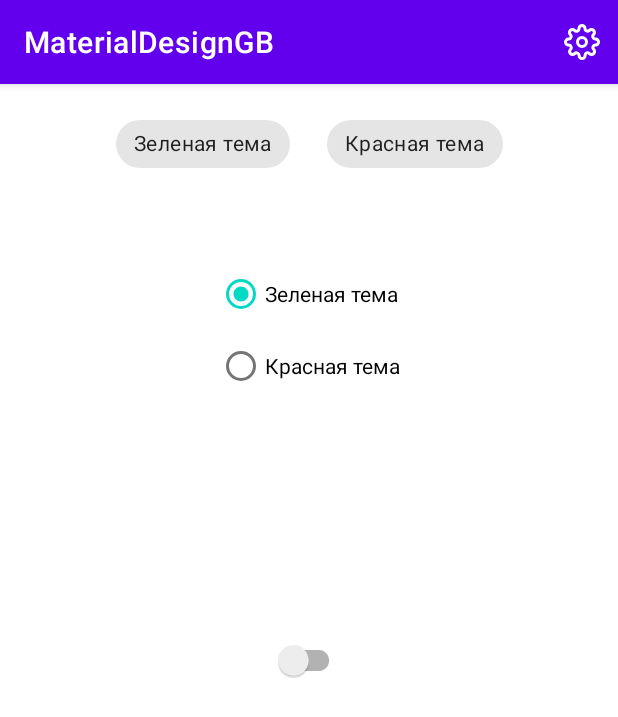
After one commit to HomerProger/MaterialDesignGB, an Android app: the fragment SettingsFragment placed in its activity, on a phone screen of 412 x 824 dp. The commit adds this screen. Shown: the top 717 px of the screen. Run offline under Robolectric (Android 15) with nearby library versions, the phone set to English and light mode, and no system bars; libraries missing offline, so code that uses them is left out: coil.api.load; pictures from the network do not load.

Commit message:
Вопрос по практической работе к уроку 2 1) не удается с помощью Chips менять темы. 2) с RadioGroup и Switch происходит зацикливание recreate

```diff
--- a/app/src/main/java/com/example/materialdesigngb/view/MainActivity.kt
+++ b/app/src/main/java/com/example/materialdesigngb/view/MainActivity.kt
@@ -2,16 +2,50 @@ package com.example.materialdesigngb.view
 
 import androidx.appcompat.app.AppCompatActivity
 import android.os.Bundle
+import android.view.Menu
+import android.view.MenuItem
+import androidx.annotation.StyleRes
 import com.example.materialdesigngb.R
 
 class MainActivity : AppCompatActivity() {
     override fun onCreate(savedInstanceState: Bundle?) {
         super.onCreate(savedInstanceState)
+        setTheme(ThemeHolder.theme)
         setContentView(R.layout.activity_main)
         if (savedInstanceState == null) {
             supportFragmentManager.beginTransaction()
+                .addToBackStack("")
                 .replace(R.id.container, PODFragment.newInstance())
-                .commitNow()
+                .commit()
         }
     }
+
+    override fun onCreateOptionsMenu(menu: Menu?): Boolean {
+        menuInflater.inflate(R.menu.appbar_menu, menu)
+        return super.onCreateOptionsMenu(menu)
+    }
+
+    override fun onOptionsItemSelected(item: MenuItem): Boolean {
+
+        return when (item.itemId) {
+            R.id.settings -> {
+                supportFragmentManager.beginTransaction()
+                    .addToBackStack("settings")
+                    .replace(R.id.container, SettingsFragment.newInstance())
+                    .commit()
+                true
+            }
+            else -> super.onOptionsItemSelected(item)
+        }
+    }
+
+    fun changeTheme(@StyleRes themeID: Int) {
+        ThemeHolder.theme = themeID
+        recreate()
+    }
+
 }
+
+object ThemeHolder {
+    var theme = R.style.Theme_MaterialDesignGB
+}
--- /dev/null
+++ b/app/src/main/java/com/example/materialdesigngb/view/SettingsFragment.kt
@@ -0,0 +1,72 @@
+package com.example.materialdesigngb.view
+
+import android.os.Bundle
+import android.view.LayoutInflater
+import android.view.View
+import android.view.ViewGroup
+import android.widget.RadioGroup
+import android.widget.Toast
+import androidx.core.app.ActivityCompat.recreate
+import androidx.fragment.app.Fragment
+import com.example.materialdesigngb.R
+import com.example.materialdesigngb.databinding.FragmentSettingsBinding
+
+class SettingsFragment : Fragment() {
+    private var _binding: FragmentSettingsBinding? = null
+    private val binding: FragmentSettingsBinding
+        get() :FragmentSettingsBinding = _binding!!
+
+    companion object {
+        fun newInstance() = SettingsFragment()
+    }
+
+    override fun onCreateView(
+        inflater: LayoutInflater,
+        container: ViewGroup?,
+        savedInstanceState: Bundle?
+    ): View {
+        _binding = FragmentSettingsBinding.inflate(inflater, container, false)
+        return binding.root
+    }
+
+    override fun onViewCreated(view: View, savedInstanceState: Bundle?) {
+        super.onViewCreated(view, savedInstanceState)
+            binding.chipGroup.setOnCheckedChangeListener { childGroup, position ->
+            when (position) {
+                1 -> {
+                    changeTheme(R.style.GreenTheme)
+                    Toast.makeText(context,"Выбрана зеленая тема", Toast.LENGTH_SHORT).show()
+                }
+                2 -> {
+                    changeTheme(R.style.RedTheme)
+                    Toast.makeText(context,"Выбрана красная тема", Toast.LENGTH_SHORT).show()
+                }
+            }
+
+        }
+//        binding.switchTheme.setOnCheckedChangeListener{ buttonView, isChecked ->
+//            if(isChecked){
+//                changeTheme(R.style.GreenTheme)
+//            }
+//        }
+//        binding.radioGroup.setOnCheckedChangeListener { group, checkedId ->
+//            val theme = when(checkedId){
+//                R.id.radioButtonGreen -> R.style.GreenTheme
+//                R.id.radioButtonRed   -> R.style.RedTheme
+//                else -> R.style.Theme_MaterialDesignGB
+//            }
+//            changeTheme(theme)
+//        }
+
+
+    }
+private fun changeTheme(themeID: Int){
+    (requireActivity() as? MainActivity)?.let {
+        it.changeTheme(themeID)
+    }
+}
+    override fun onDestroy() {
+        super.onDestroy()
+        _binding = null
+    }
+}
--- /dev/null
+++ b/app/src/main/res/layout/fragment_settings.xml
@@ -0,0 +1,72 @@
+<?xml version="1.0" encoding="utf-8"?>
+<androidx.constraintlayout.widget.ConstraintLayout xmlns:android="http://schemas.android.com/apk/res/android"
+    xmlns:app="http://schemas.android.com/apk/res-auto"
+    xmlns:tools="http://schemas.android.com/tools"
+    android:layout_width="match_parent"
+    android:layout_height="match_parent">
+
+    <com.google.android.material.chip.ChipGroup
+        android:id="@+id/chip_group"
+        android:layout_width="wrap_content"
+        android:layout_height="wrap_content"
+        app:singleSelection="true"
+        android:layout_marginTop="16dp"
+        app:chipSpacingHorizontal="25dp"
+        app:layout_constraintEnd_toEndOf="parent"
+        app:layout_constraintStart_toStartOf="parent"
+        app:layout_constraintTop_toTopOf="parent"
+        app:singleLine="true">
+
+        <com.google.android.material.chip.Chip
+            style="@style/Widget.MaterialComponents.Chip.Action"
+            android:layout_width="wrap_content"
+            android:layout_height="wrap_content"
+            android:checkable="true"
+            android:text="Зеленая тема"
+            app:rippleColor="@android:color/white" />
+
+        <com.google.android.material.chip.Chip
+            style="@style/Widget.MaterialComponents.Chip.Action"
+            android:layout_width="wrap_content"
+            android:layout_height="wrap_content"
+            android:checkable="true"
+            android:text="Красная тема"
+            app:rippleColor="@android:color/black" />
+
+    </com.google.android.material.chip.ChipGroup>
+
+    <androidx.appcompat.widget.SwitchCompat
+        android:id="@+id/switchTheme"
+        android:layout_width="wrap_content"
+        android:layout_height="wrap_content"
+        app:layout_constraintBottom_toBottomOf="parent"
+        app:layout_constraintEnd_toEndOf="parent"
+        app:layout_constraintStart_toStartOf="parent"
+        app:layout_constraintTop_toTopOf="parent" />
+
+    <RadioGroup
+        android:id="@+id/radioGroup"
+        android:layout_width="wrap_content"
+        android:layout_height="wrap_content"
+        android:layout_marginTop="52dp"
+        app:layout_constraintEnd_toEndOf="parent"
+        app:layout_constraintHorizontal_bias="0.498"
+        app:layout_constraintStart_toStartOf="parent"
+        app:layout_constraintTop_toBottomOf="@+id/chip_group">
+
+        <RadioButton
+            android:id="@+id/radioButtonGreen"
+            android:layout_width="wrap_content"
+            android:layout_height="wrap_content"
+            android:checked="true"
+            android:text="Зеленая тема" />
+
+        <RadioButton
+            android:id="@+id/radioButtonRed"
+            android:layout_width="wrap_content"
+            android:layout_height="wrap_content"
+            android:text="Красная тема" />
+
+    </RadioGroup>
+
+</androidx.constraintlayout.widget.ConstraintLayout>
--- /dev/null
+++ b/app/src/main/res/menu/appbar_menu.xml
@@ -0,0 +1,11 @@
+<?xml version="1.0" encoding="utf-8"?>
+<menu xmlns:android="http://schemas.android.com/apk/res/android"
+    xmlns:app="http://schemas.android.com/apk/res-auto">
+
+    <item
+        android:id="@+id/settings"
+        android:icon="@drawable/ic_settings_menu"
+        android:title="@string/settings"
+        app:showAsAction="always" />
+
+</menu>
--- a/app/src/main/res/values/colors.xml
+++ b/app/src/main/res/values/colors.xml
@@ -8,4 +8,10 @@
     <color name="black">#FF000000</color>
     <color name="white">#FFFFFFFF</color>
     <color name="color_gray">#66000000</color>
+    <color name="myColor1">#4caf50</color>
+    <color name="myColor2">#80e27e</color>
+    <color name="myColor3">#087f23</color>
+    <color name="myColor4">#bf360c</color>
+    <color name="myColor5">#f9683a</color>
+    <color name="myColor6">#870000</color>
 </resources>
--- a/app/src/main/res/values/strings.xml
+++ b/app/src/main/res/values/strings.xml
@@ -7,4 +7,6 @@
     <string name="settings">settings</string>
     <string name="search">Search</string>
     <string name="type_video">Тип данных "Видео", загрузка не поддерживается</string>
+    <string name="dark_theme">Темная тема</string>
+    <string name="light_theme">Светлая тема</string>
 </resources>
--- a/app/src/main/res/values/themes.xml
+++ b/app/src/main/res/values/themes.xml
@@ -17,5 +17,31 @@
     <style name="CustomOutLinedBox" parent="@style/Widget.MaterialComponents.TextInputLayout.OutlinedBox">
         <item name="endIconMode">custom</item>
         <item name="endIconDrawable">@drawable/ic_wikipedia</item>
+        <item name="boxStrokeColor">@color/myColor5</item>
+        <item name="boxStrokeWidth">5dp</item>
+        <item name="android:textColorHint">@color/myColor3</item>
+
+
+
     </style>
+    <!-- Кастомная тема 1 -->
+
+    <style name="GreenTheme" parent="Theme.MaterialDesignGB">
+        <!-- Primary brand color. -->
+        <item name="colorPrimary">@color/myColor1</item>
+        <item name="colorPrimaryVariant">@color/myColor2</item>
+        <!-- Secondary brand color. -->
+        <item name="colorSecondary">@color/myColor4</item>
+    </style>
+
+    <!-- Кастомная тема 2 -->
+
+    <style name="RedTheme" parent="Theme.MaterialDesignGB">
+        <!-- Primary brand color. -->
+        <item name="colorPrimary">@color/myColor4</item>
+        <item name="colorPrimaryVariant">@color/myColor5</item>
+        <!-- Secondary brand color. -->
+        <item name="colorSecondary">@color/myColor6</item>
+    </style>
+
 </resources>
```
